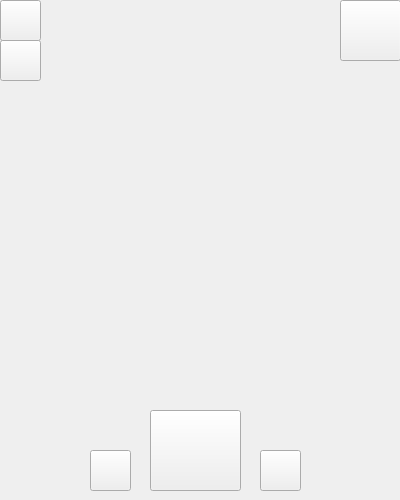
First picture: the form in widget.ui, repository EmoLorry/Cplus-Project, before the edit.
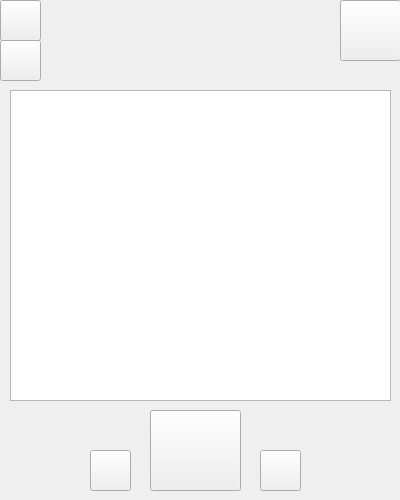
Second picture: the form after the edit. Icons and pictures are not drawn.

Commit message: 增加了将选定文件中的音乐以列表形式呈现在图形界面的功能

```diff
--- a/widget.ui
+++ b/widget.ui
@@ -130,6 +130,16 @@
     <string/>
    </property>
   </widget>
+  <widget class="QListWidget" name="listWidget">
+   <property name="geometry">
+    <rect>
+     <x>10</x>
+     <y>90</y>
+     <width>381</width>
+     <height>311</height>
+    </rect>
+   </property>
+  </widget>
  </widget>
  <resources/>
  <connections/>
```
The commit also changes 3 other files.
